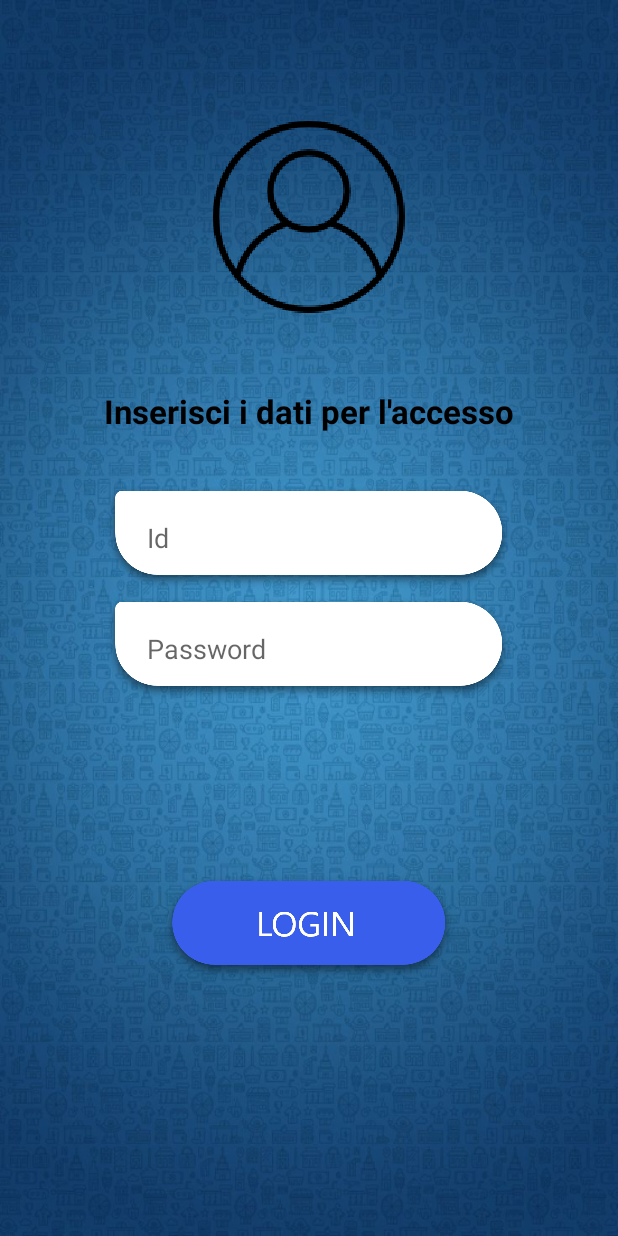
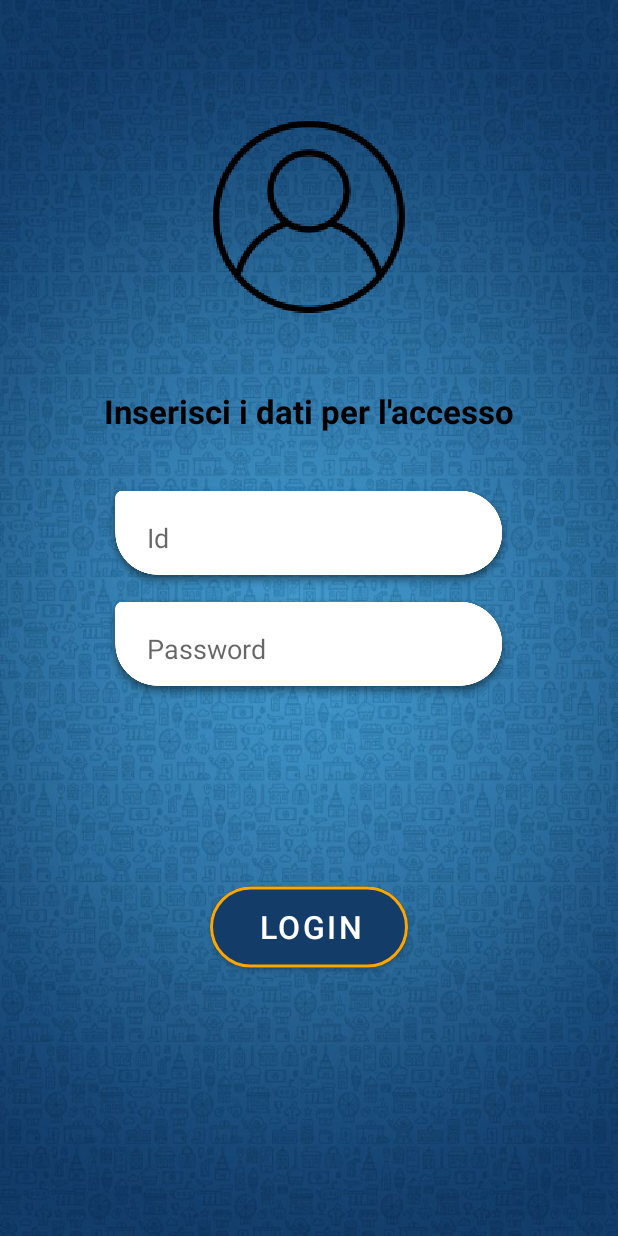
Before and after one commit to Bottrap/MyStore_1_0, an Android app: the LoginActivity screen opened directly, with no data from a screen before it, on a phone screen of 412 x 824 dp. Run offline under Robolectric (Android 15) with nearby library versions, the phone set to English and light mode, and no system bars; our stand-ins replace Firebase (no records; nobody signed in at launch, a user with empty details on screens opened directly); Roboto replaces fonts that are not available here.

Commit message:
agg style e color login activity

```diff
--- a/app/src/main/res/layout/activity_login.xml
+++ b/app/src/main/res/layout/activity_login.xml
@@ -43,17 +43,22 @@
         app:layout_constraintStart_toStartOf="parent"
         app:layout_constraintTop_toTopOf="@+id/guideline8" />
 
-    <ImageButton
+    <com.google.android.material.button.MaterialButton
         android:id="@+id/loginBtn"
         android:layout_width="wrap_content"
         android:layout_height="wrap_content"
-        android:background="@color/transparent"
+        android:backgroundTint="@color/scanStatusBarColor"
         app:layout_constraintBottom_toTopOf="@+id/guideline10"
         app:layout_constraintEnd_toEndOf="parent"
         app:layout_constraintStart_toStartOf="parent"
         app:layout_constraintTop_toTopOf="@+id/guideline9"
-        app:srcCompat="@drawable/login"
-        android:onClick="clickLogin"/>
+        app:cornerRadius="30dp"
+        android:text="LOGIN"
+        android:scaleY="1.5"
+        android:scaleX="1.5"
+        android:onClick="clickLogin"
+        app:strokeColor="@color/arancione"
+        app:strokeWidth="1.5dp"/>
 
     <TextView
         android:id="@+id/txtView"
```
